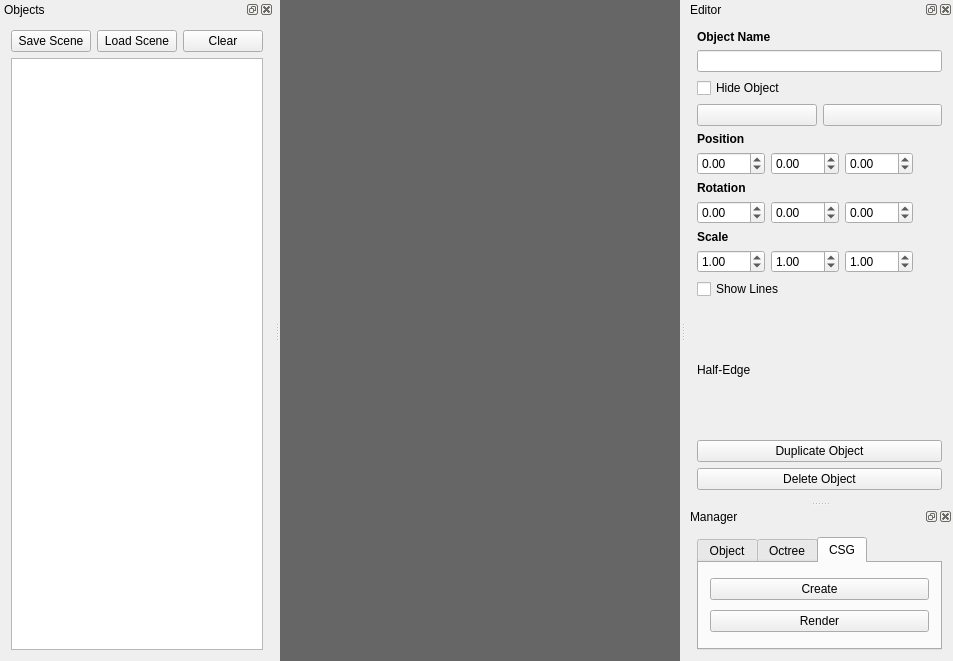
Above: ModelagemQT/mainwindow.ui from RicardoBusta/Doutorado before the change. Below: the same form after it.
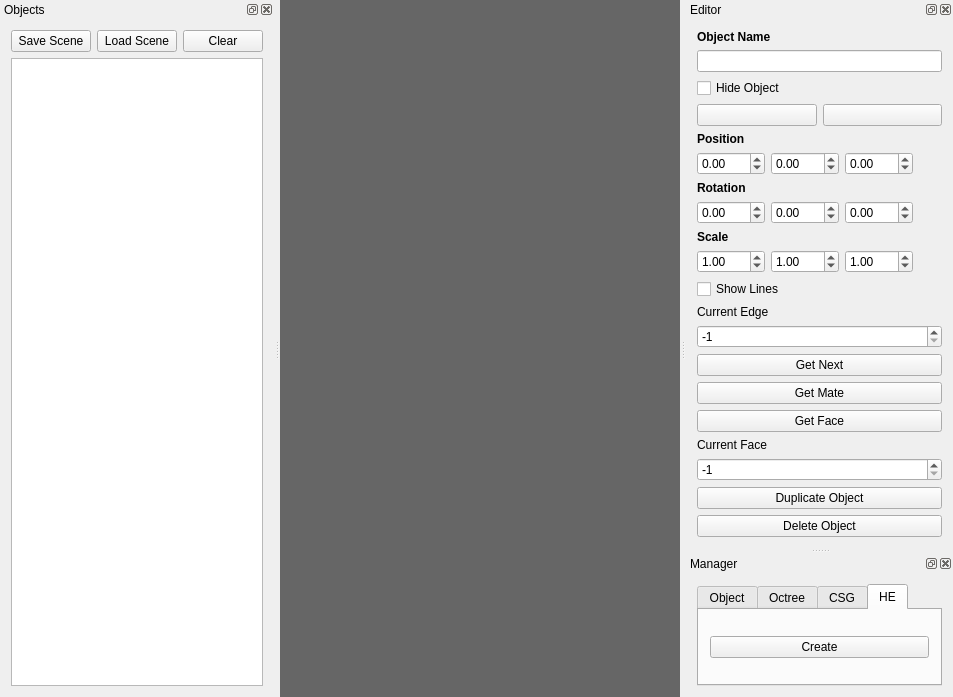
That is the form after the change. Custom widgets are drawn as their Qt base class.

Diff of the .ui file:
```diff
--- a/ModelagemQT/mainwindow.ui
+++ b/ModelagemQT/mainwindow.ui
@@ -356,10 +356,71 @@
          <item>
           <widget class="QLabel" name="label_9">
            <property name="text">
-            <string>Half-Edge</string>
+            <string>Current Edge</string>
            </property>
           </widget>
          </item>
+         <item>
+          <widget class="QSpinBox" name="edge_spinBox">
+           <property name="minimum">
+            <number>-1</number>
+           </property>
+           <property name="value">
+            <number>-1</number>
+           </property>
+          </widget>
+         </item>
+         <item>
+          <widget class="QPushButton" name="next_pushButton">
+           <property name="text">
+            <string>Get Next</string>
+           </property>
+          </widget>
+         </item>
+         <item>
+          <widget class="QPushButton" name="mate_pushButton">
+           <property name="text">
+            <string>Get Mate</string>
+           </property>
+          </widget>
+         </item>
+         <item>
+          <widget class="QPushButton" name="face_pushButton">
+           <property name="text">
+            <string>Get Face</string>
+           </property>
+          </widget>
+         </item>
+         <item>
+          <widget class="QLabel" name="label_10">
+           <property name="text">
+            <string>Current Face</string>
+           </property>
+          </widget>
+         </item>
+         <item>
+          <widget class="QSpinBox" name="face_spinBox">
+           <property name="minimum">
+            <number>-1</number>
+           </property>
+           <property name="value">
+            <number>-1</number>
+           </property>
+          </widget>
+         </item>
+         <item>
+          <spacer name="verticalSpacer_2">
+           <property name="orientation">
+            <enum>Qt::Vertical</enum>
+           </property>
+           <property name="sizeHint" stdset="0">
+            <size>
+             <width>20</width>
+             <height>40</height>
+            </size>
+           </property>
+          </spacer>
+         </item>
         </layout>
        </widget>
        <widget class="QWidget" name="octree_page">
@@ -473,7 +534,7 @@
      <item>
       <widget class="QTabWidget" name="tabWidget_2">
        <property name="currentIndex">
-        <number>2</number>
+        <number>3</number>
        </property>
        <widget class="QWidget" name="tab">
         <attribute name="title">
@@ -531,6 +592,20 @@
          </item>
         </layout>
        </widget>
+       <widget class="QWidget" name="tab_3">
+        <attribute name="title">
+         <string>HE</string>
+        </attribute>
+        <layout class="QVBoxLayout" name="verticalLayout_9">
+         <item>
+          <widget class="QPushButton" name="create_he_button">
+           <property name="text">
+            <string>Create</string>
+           </property>
+          </widget>
+         </item>
+        </layout>
+       </widget>
       </widget>
      </item>
     </layout>
```
